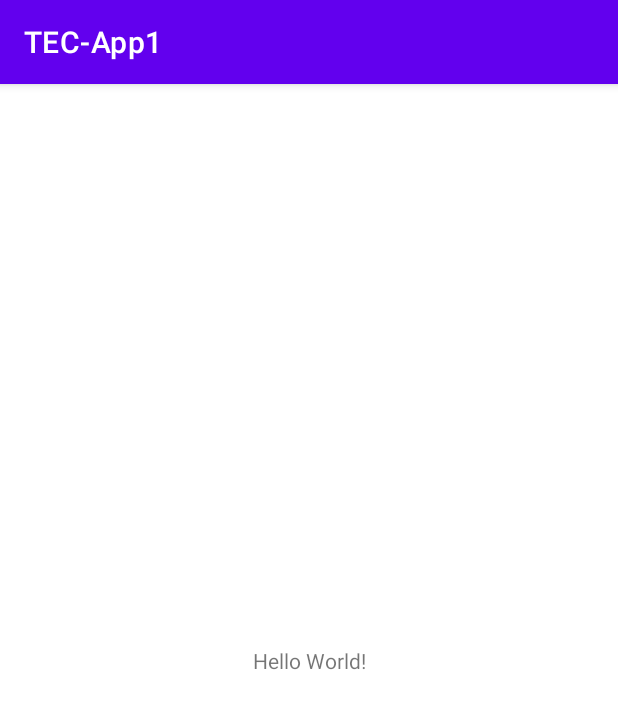
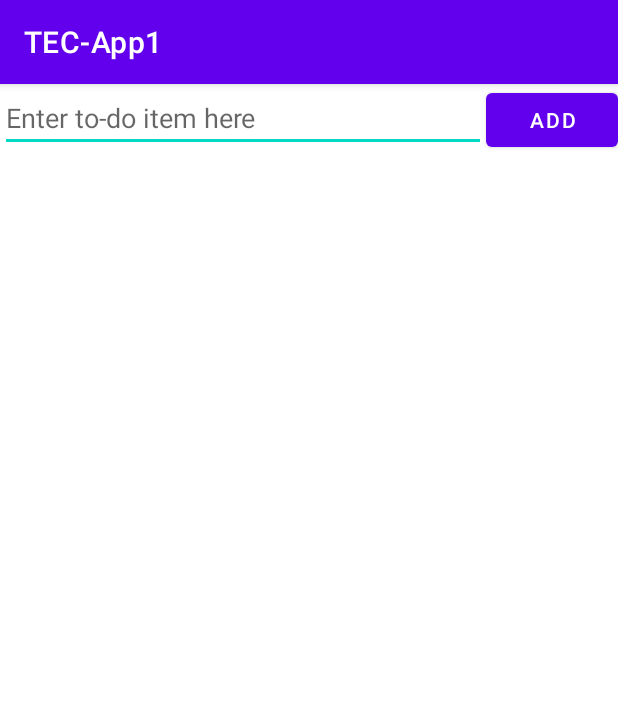
Before and after one commit to Happitack/TECApp1, an Android app: the screen it shows after launch (MainActivity), on a phone screen of 412 x 824 dp. Shown: the top 709 px of the screen. Run offline under Robolectric (Android 15) with nearby library versions, the phone set to English and light mode, and no system bars.

Commit message:
Added to-do list functionality Known issue: Text color not consistent upon removal

```diff
--- a/app/src/main/java/com/example/tec_app1/MainActivity.java
+++ b/app/src/main/java/com/example/tec_app1/MainActivity.java
@@ -1,14 +1,65 @@
 package com.example.tec_app1;
 
 import androidx.appcompat.app.AppCompatActivity;
-
+import android.graphics.Color;
 import android.os.Bundle;
+import android.view.View;
+import android.widget.ArrayAdapter;
+import android.widget.Button;
+import android.widget.EditText;
+import android.widget.ListView;
+import android.widget.TextView;
+import java.util.ArrayList;
 
 public class MainActivity extends AppCompatActivity {
+
+    ArrayList<String> todoItems;
+    ArrayAdapter<String> aa;
+    ListView myListView;
+    EditText myEditText;
+    ArrayList<Integer> selectedItems;
 
     @Override
     protected void onCreate(Bundle savedInstanceState) {
         super.onCreate(savedInstanceState);
         setContentView(R.layout.activity_main);
+
+        todoItems = new ArrayList<String>();
+        aa = new ArrayAdapter<String>(this, android.R.layout.simple_list_item_1, todoItems);
+        myListView = (ListView)findViewById(R.id.myListView);
+        myEditText = (EditText)findViewById(R.id.myEditText);
+        selectedItems = new ArrayList<Integer>();
+
+        Button addBtn = (Button) findViewById(R.id.addBtn);
+        addBtn.setOnClickListener(new View.OnClickListener() {
+            @Override
+            public void onClick(View v) {
+                todoItems.add(todoItems.size(), myEditText.getText().toString());
+                myEditText.setText("");
+                aa.notifyDataSetChanged();
+            }
+        });
+
+        myListView.setAdapter(aa);
+        myListView.setOnItemClickListener((parent, view, position, id) -> {
+            TextView textView = (TextView) view;
+            if (selectedItems.contains(position)) {
+                selectedItems.remove(selectedItems.indexOf(position));
+                textView.setTextColor(Color.BLACK);
+            } else {
+                selectedItems.add(position);
+                textView.setTextColor(Color.GRAY);
+            }
+        });
+
+        myListView.setOnItemLongClickListener((parent, view, position, id) -> {
+            todoItems.remove(position);
+            aa.notifyDataSetChanged();
+            if (selectedItems.contains(position)) {
+                selectedItems.remove(selectedItems.indexOf(position));
+            }
+            selectedItems.clear();
+            return true;
+        });
     }
 }
--- a/app/src/main/res/layout/activity_main.xml
+++ b/app/src/main/res/layout/activity_main.xml
@@ -1,18 +1,35 @@
 <?xml version="1.0" encoding="utf-8"?>
-<androidx.constraintlayout.widget.ConstraintLayout xmlns:android="http://schemas.android.com/apk/res/android"
+<LinearLayout xmlns:android="http://schemas.android.com/apk/res/android"
     xmlns:app="http://schemas.android.com/apk/res-auto"
     xmlns:tools="http://schemas.android.com/tools"
     android:layout_width="match_parent"
     android:layout_height="match_parent"
+    android:orientation="vertical"
     tools:context=".MainActivity">
 
-    <TextView
-        android:layout_width="wrap_content"
+    <LinearLayout
+        android:layout_width="match_parent"
         android:layout_height="wrap_content"
-        android:text="Hello World!"
-        app:layout_constraintBottom_toBottomOf="parent"
-        app:layout_constraintEnd_toEndOf="parent"
-        app:layout_constraintStart_toStartOf="parent"
-        app:layout_constraintTop_toTopOf="parent" />
+        android:orientation="horizontal">
 
-</androidx.constraintlayout.widget.ConstraintLayout>
+        <EditText
+            android:id="@+id/myEditText"
+            android:layout_width="0dp"
+            android:layout_height="wrap_content"
+            android:layout_weight="1"
+            android:hint="Enter to-do item here" />
+
+        <Button
+            android:id="@+id/addBtn"
+            android:layout_width="wrap_content"
+            android:layout_height="wrap_content"
+            android:text="Add" />
+    </LinearLayout>
+
+    <ListView
+        android:id="@+id/myListView"
+        android:layout_width="match_parent"
+        android:layout_height="0dp"
+        android:layout_weight="1" />
+
+</LinearLayout>
```
Also changed, not shown: 2 other files.
